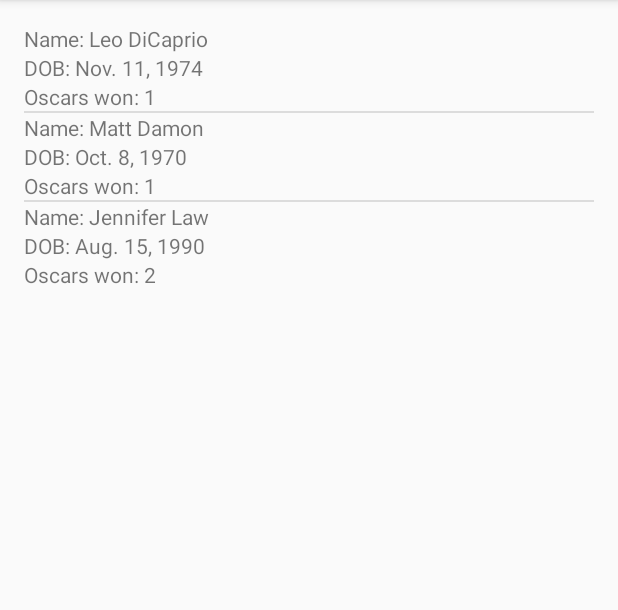
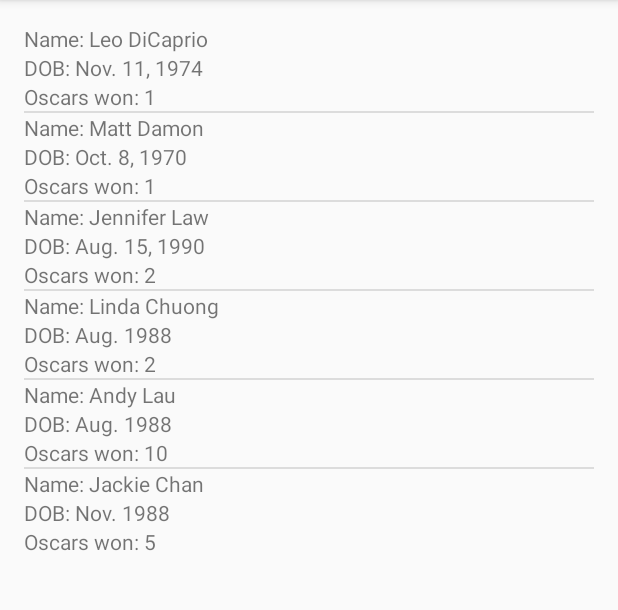
Before and after one commit to ziusziu/TeamWorkGit, an Android app: the screen it shows after launch (MainActivity), on a phone screen of 412 x 824 dp, the part 84-694 px from its top. Run offline under Robolectric (Android 15) with nearby library versions, the phone set to English and light mode, and no system bars.

Commit message:
added 3 actors

```diff
--- a/app/src/main/java/siu/example/com/temworkgit/MainActivity.java
+++ b/app/src/main/java/siu/example/com/temworkgit/MainActivity.java
@@ -11,6 +11,9 @@ public class MainActivity extends AppCompatActivity {
     CustomAdapter actorAdapter;
     ArrayList<Actor> actorLists;
     ListView actorListView;
+
+    ArrayList<Actor> mActorsArrayList;
+
 
 
     @Override
@@ -30,6 +33,17 @@ public class MainActivity extends AppCompatActivity {
         actorLists.add(actorThree);
 
 
+        mActorsArrayList = new ArrayList<>();
+        Actor actorFour = new Actor("Linda Chuong", "Aug. 1988", 2);
+        Actor actorFive = new Actor("Andy Lau", "Aug. 1988", 10);
+        Actor actorSix = new Actor("Jackie Chan", "Nov. 1988", 5);
+
+        actorLists.add(actorFour);
+        actorLists.add(actorFive);
+        actorLists.add(actorSix);
+
+
+
         actorAdapter = new CustomAdapter(this, actorLists);
         actorListView.setAdapter(actorAdapter);
 
```
